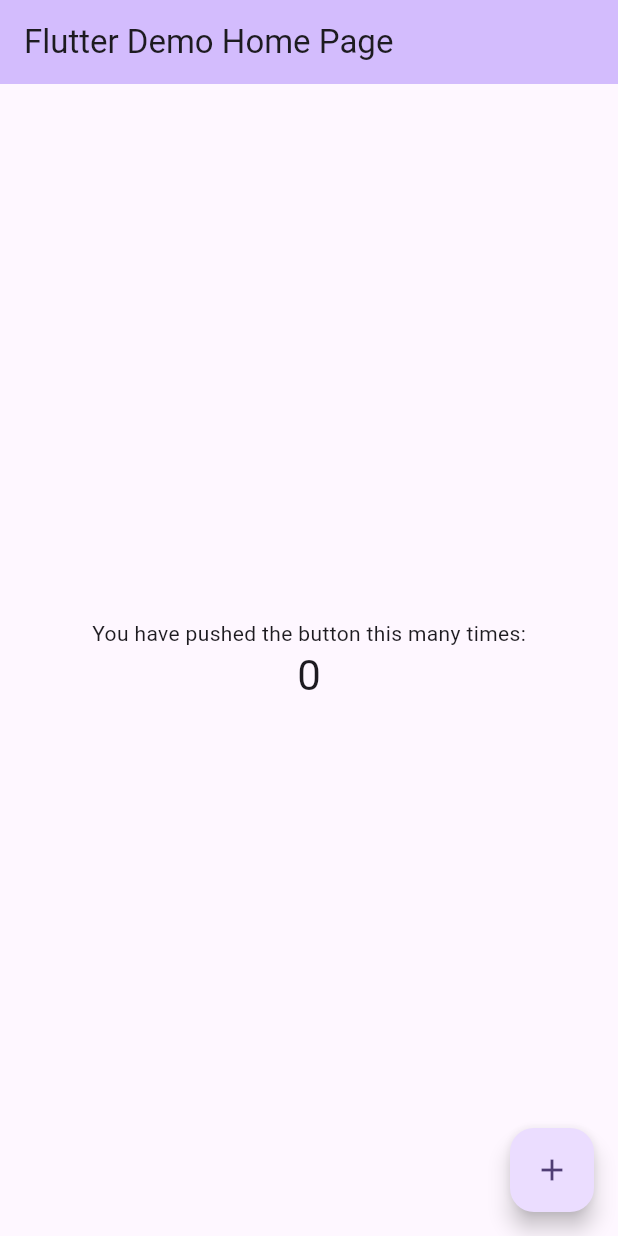
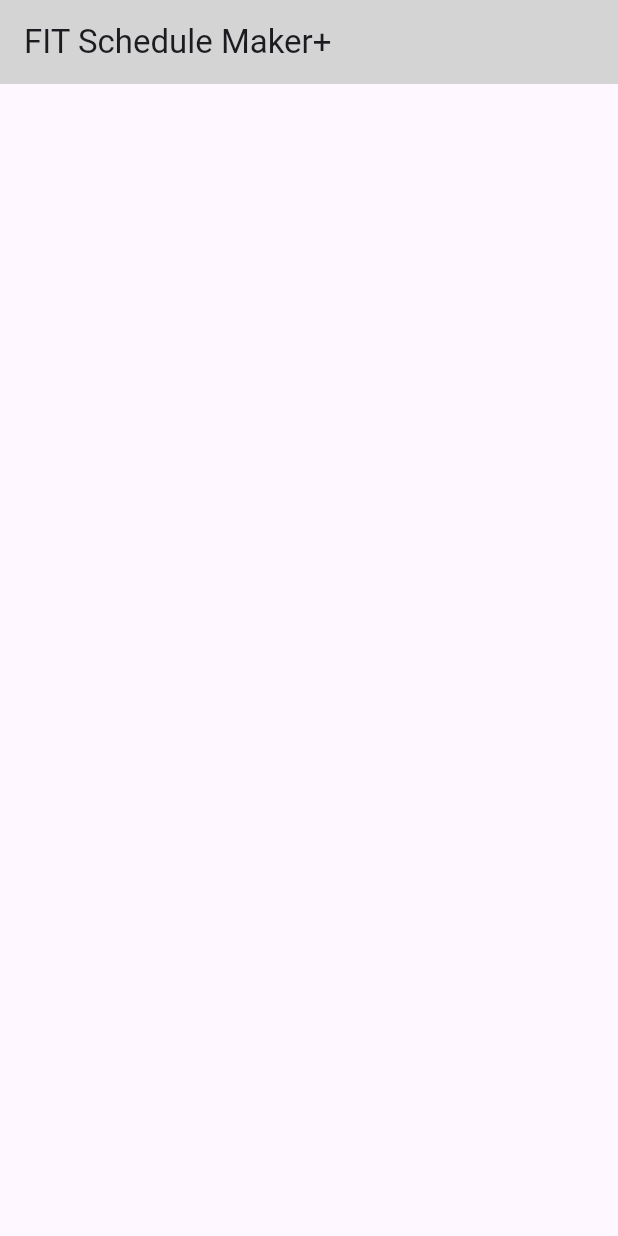
Before and after one commit to FIT-schedule-maker-plus/FIT-schedule-maker-plus, a Flutter app: the screen it shows after launch, on a phone screen of 412 x 824 dp. Run offline on Flutter 3.47's test engine with Material 2 defaults, Android fonts, the phone set to English and light mode, and no system bars.

Commit message:
Add main Homepage view and remove pointless stuff

```diff
--- a/src/lib/main.dart
+++ b/src/lib/main.dart
@@ -1,3 +1,4 @@
+import 'package:fit_schedule_maker_plus/views/homepage.dart';
 import 'package:flutter/material.dart';
 
 void main() {
@@ -7,119 +8,16 @@ void main() {
 class MyApp extends StatelessWidget {
   const MyApp({super.key});
 
-  // This widget is the root of your application.
   @override
   Widget build(BuildContext context) {
     return MaterialApp(
-      title: 'Flutter Demo',
+      title: 'FIT Schedule Maker+',
       theme: ThemeData(
-        // This is the theme of your application.
-        //
-        // TRY THIS: Try running your application with "flutter run". You'll see
-        // the application has a blue toolbar. Then, without quitting the app,
-        // try changing the seedColor in the colorScheme below to Colors.green
-        // and then invoke "hot reload" (save your changes or press the "hot
-        // reload" button in a Flutter-supported IDE, or press "r" if you used
-        // the command line to start the app).
-        //
-        // Notice that the counter didn't reset back to zero; the application
-        // state is not lost during the reload. To reset the state, use hot
-        // restart instead.
-        //
-        // This works for code too, not just values: Most code changes can be
-        // tested with just a hot reload.
         colorScheme: ColorScheme.fromSeed(seedColor: Colors.deepPurple),
         useMaterial3: true,
       ),
-      home: const MyHomePage(title: 'Flutter Demo Home Page'),
+      home: const Homepage(),
+      debugShowCheckedModeBanner: false,
     );
   }
 }
-
-class MyHomePage extends StatefulWidget {
-  const MyHomePage({super.key, required this.title});
-
-  // This widget is the home page of your application. It is stateful, meaning
-  // that it has a State object (defined below) that contains fields that affect
-  // how it looks.
-
-  // This class is the configuration for the state. It holds the values (in this
-  // case the title) provided by the parent (in this case the App widget) and
-  // used by the build method of the State. Fields in a Widget subclass are
-  // always marked "final".
-
-  final String title;
-
-  @override
-  State<MyHomePage> createState() => _MyHomePageState();
-}
-
-class _MyHomePageState extends State<MyHomePage> {
-  int _counter = 0;
-
-  void _incrementCounter() {
-    setState(() {
-      // This call to setState tells the Flutter framework that something has
-      // changed in this State, which causes it to rerun the build method below
-      // so that the display can reflect the updated values. If we changed
-      // _counter without calling setState(), then the build method would not be
-      // called again, and so nothing would appear to happen.
-      _counter++;
-    });
-  }
-
-  @override
-  Widget build(BuildContext context) {
-    // This method is rerun every time setState is called, for instance as done
-    // by the _incrementCounter method above.
-    //
-    // The Flutter framework has been optimized to make rerunning build methods
-    // fast, so that you can just rebuild anything that needs updating rather
-    // than having to individually change instances of widgets.
-    return Scaffold(
-      appBar: AppBar(
-        // TRY THIS: Try changing the color here to a specific color (to
-        // Colors.amber, perhaps?) and trigger a hot reload to see the AppBar
-        // change color while the other colors stay the same.
-        backgroundColor: Theme.of(context).colorScheme.inversePrimary,
-        // Here we take the value from the MyHomePage object that was created by
-        // the App.build method, and use it to set our appbar title.
-        title: Text(widget.title),
-      ),
-      body: Center(
-        // Center is a layout widget. It takes a single child and positions it
-        // in the middle of the parent.
-        child: Column(
-          // Column is also a layout widget. It takes a list of children and
-          // arranges them vertically. By default, it sizes itself to fit its
-          // children horizontally, and tries to be as tall as its parent.
-          //
-          // Column has various properties to control how it sizes itself and
-          // how it positions its children. Here we use mainAxisAlignment to
-          // center the children vertically; the main axis here is the vertical
-          // axis because Columns are vertical (the cross axis would be
-          // horizontal).
-          //
-          // TRY THIS: Invoke "debug painting" (choose the "Toggle Debug Paint"
-          // action in the IDE, or press "p" in the console), to see the
-          // wireframe for each widget.
-          mainAxisAlignment: MainAxisAlignment.center,
-          children: <Widget>[
-            const Text(
-              'You have pushed the button this many times:',
-            ),
-            Text(
-              '$_counter',
-              style: Theme.of(context).textTheme.headlineMedium,
-            ),
-          ],
-        ),
-      ),
-      floatingActionButton: FloatingActionButton(
-        onPressed: _incrementCounter,
-        tooltip: 'Increment',
-        child: const Icon(Icons.add),
-      ), // This trailing comma makes auto-formatting nicer for build methods.
-    );
-  }
-}
--- a/src/lib/models/course.dart
+++ b/src/lib/models/course.dart
@@ -0,0 +1,7 @@
+class Course {
+
+}
+
+class CourseLesson {
+
+}
--- /dev/null
+++ b/src/lib/views/homepage.dart
@@ -0,0 +1,18 @@
+// ignore_for_file: prefer_const_constructors, prefer_const_literals_to_create_immutables
+
+import 'package:flutter/material.dart';
+
+class Homepage extends StatelessWidget {
+  const Homepage({super.key});
+
+  @override
+  Widget build(BuildContext context) {
+    return Scaffold(
+      appBar: AppBar(
+        title: Text('FIT Schedule Maker+'),
+        backgroundColor: Color.fromARGB(255, 212, 212, 212),
+      ),
+      body: Column(children: []),
+    );
+  }
+}
```
